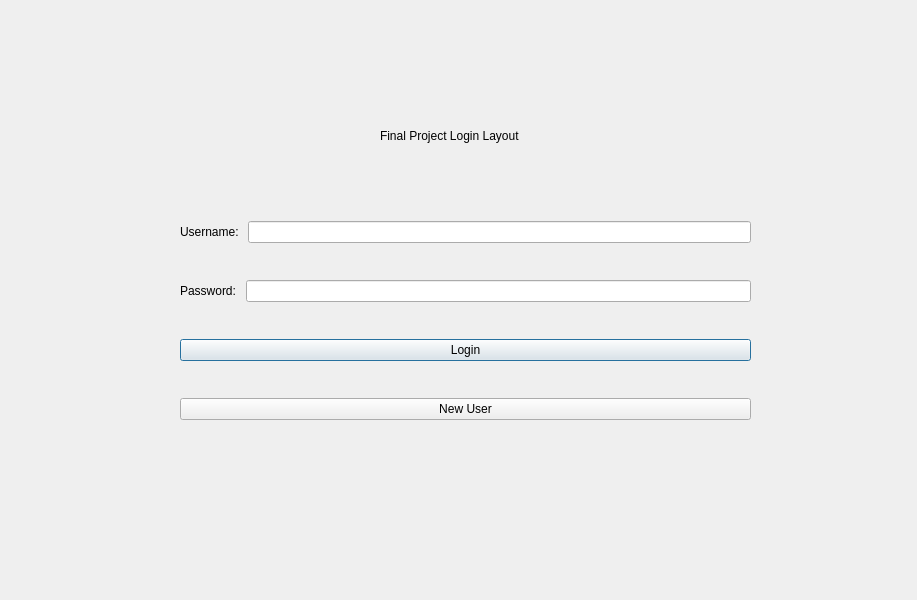
Old version of the form Login.ui in the repository luigiacuna/UB-GUI-OOP-Final-Project.
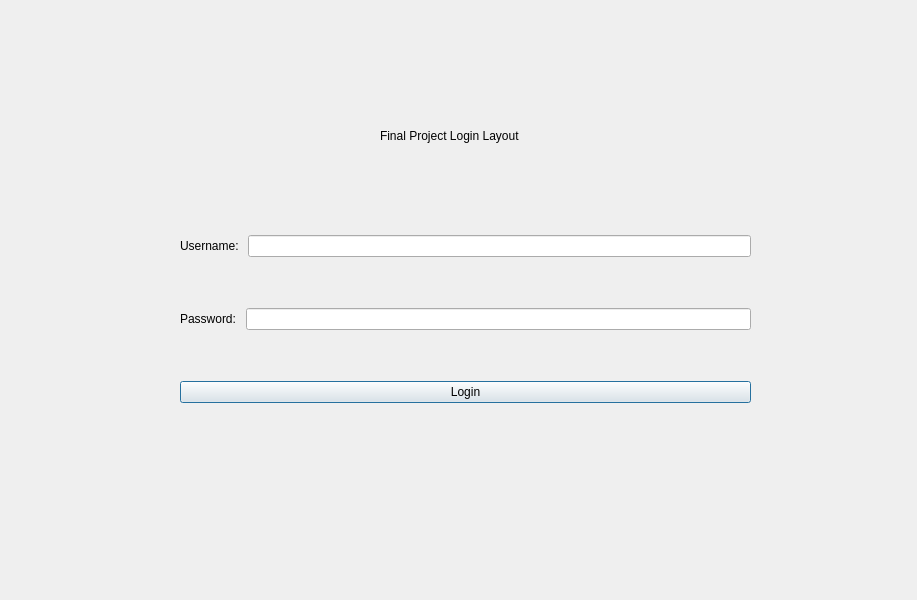
New version of the form.

```diff
--- a/Login.ui
+++ b/Login.ui
@@ -85,17 +85,6 @@
       </property>
      </widget>
     </item>
-    <item>
-     <layout class="QHBoxLayout" name="horizontalLayout">
-      <item>
-       <widget class="QPushButton" name="newUser">
-        <property name="text">
-         <string>New User</string>
-        </property>
-       </widget>
-      </item>
-     </layout>
-    </item>
    </layout>
   </widget>
   <widget class="QLabel" name="userNameError">
```
